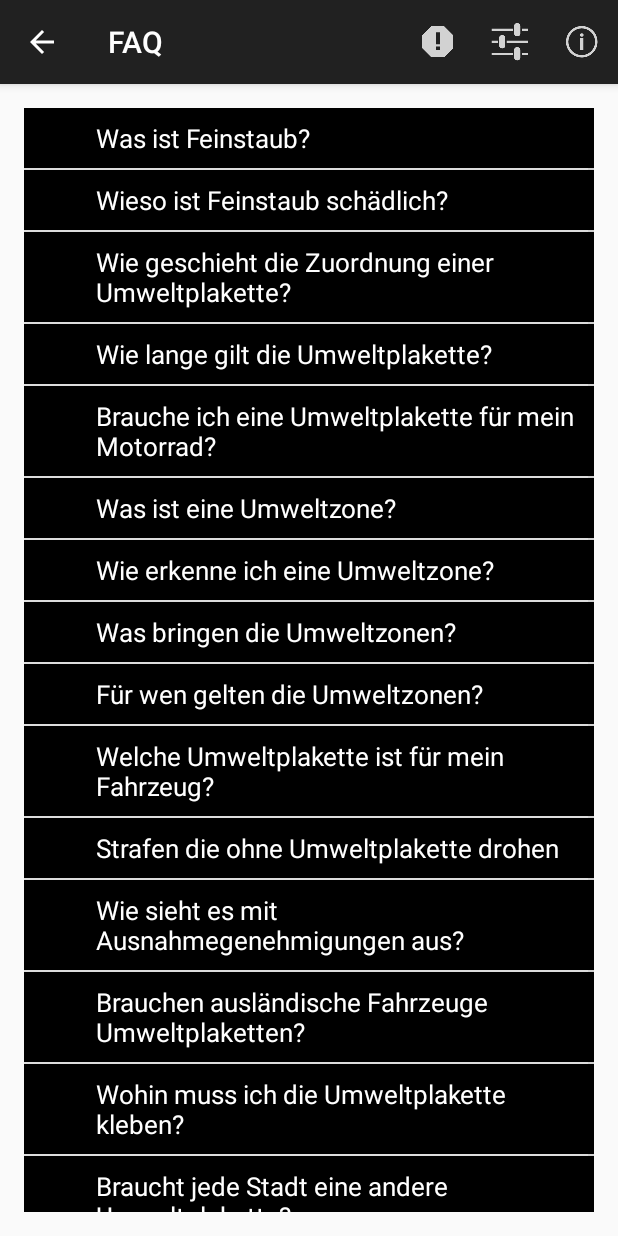
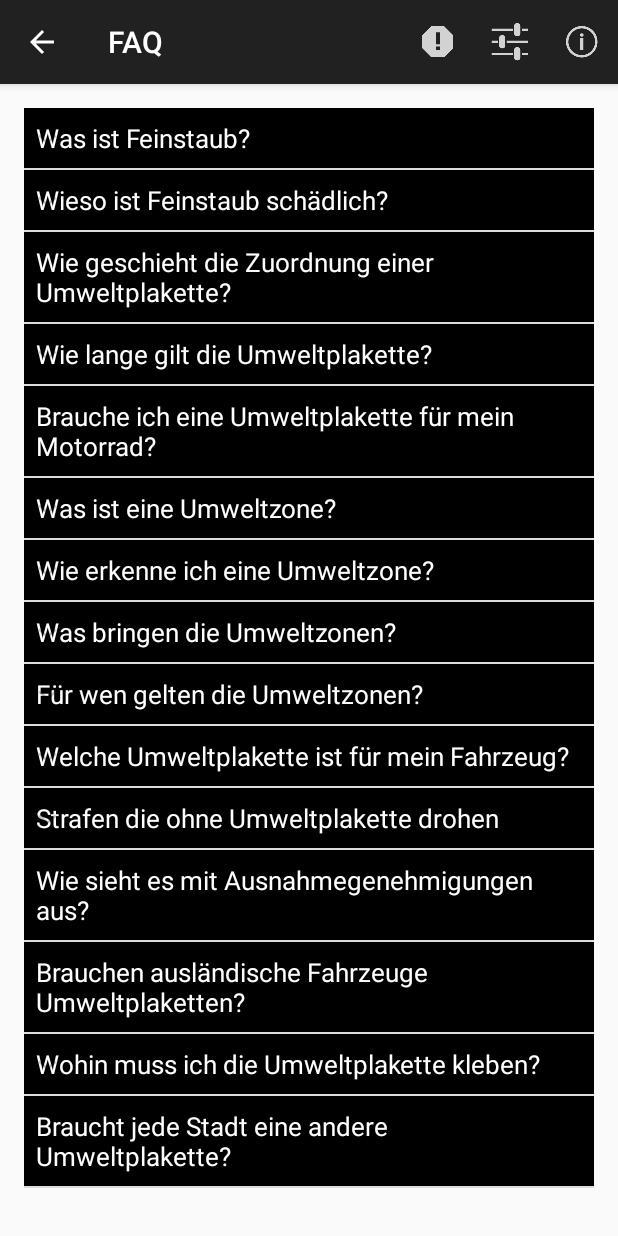
Before and after one commit to Umweltzone/Umweltzone, an Android app: the FaqActivity screen opened directly, with no data from a screen before it, on a phone screen of 412 x 824 dp. Run offline under Robolectric (Android 15) with nearby library versions, the phone set to English and light mode, and no system bars.

Commit message:
Remove padding from FAQ group and item

```diff
--- a/Umweltzone/src/main/res/layout/faq_list_group.xml
+++ b/Umweltzone/src/main/res/layout/faq_list_group.xml
@@ -12,7 +12,6 @@
         android:id="@+id/faq_question"
         android:layout_width="fill_parent"
         android:layout_height="wrap_content"
-        android:paddingLeft="?android:attr/expandableListPreferredItemPaddingLeft"
         android:textSize="17sp"
         android:textColor="@color/faq_question_foreground" />
 
--- a/Umweltzone/src/main/res/layout/faq_list_item.xml
+++ b/Umweltzone/src/main/res/layout/faq_list_item.xml
@@ -12,7 +12,6 @@
         android:textSize="17sp"
         android:paddingTop="5dp"
         android:paddingBottom="5dp"
-        android:paddingLeft="?android:attr/expandableListPreferredChildPaddingLeft"
         android:textColor="@color/faq_answer_foreground" />
 
 </LinearLayout>
```
